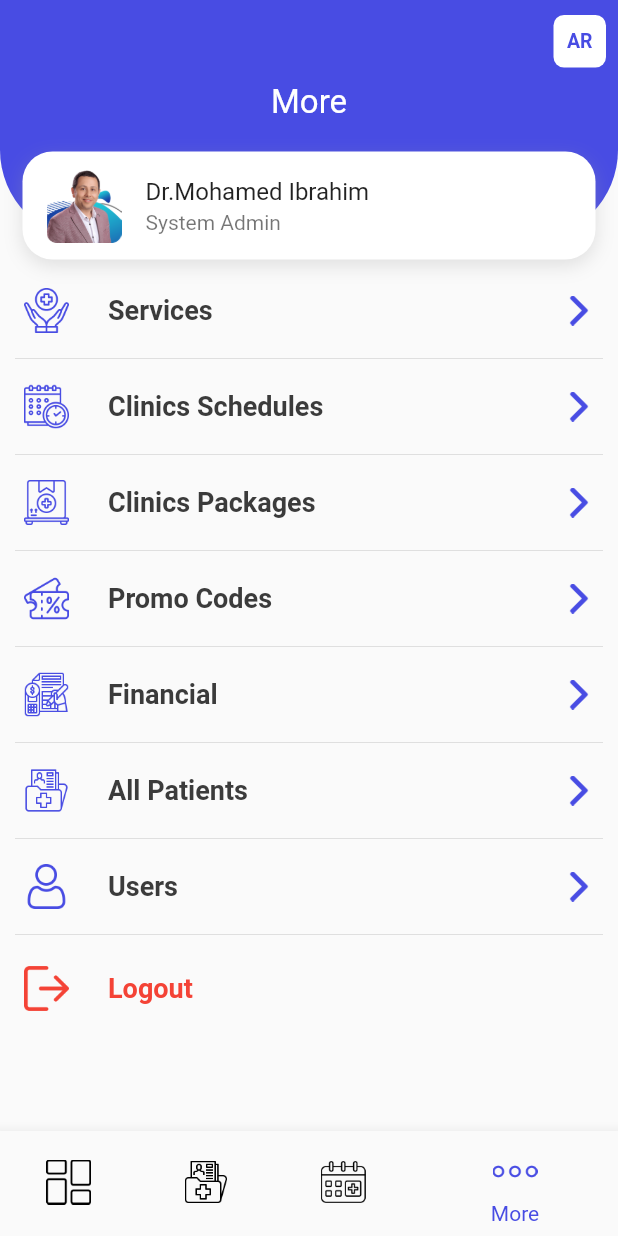
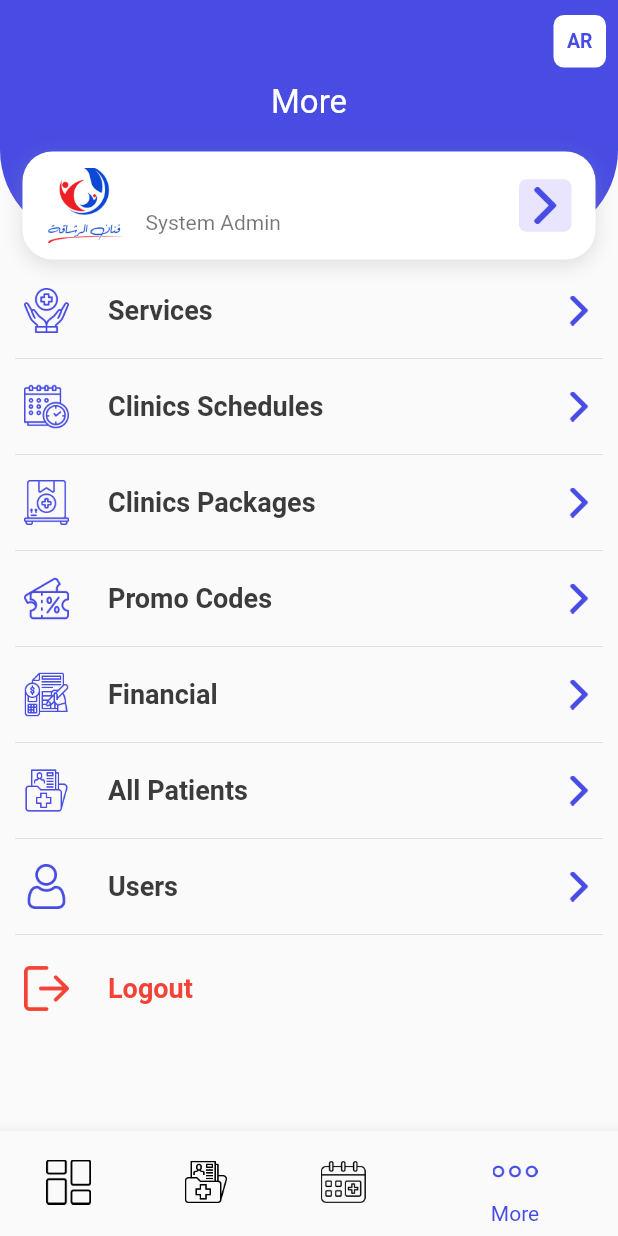
Before and after one commit to AmrHaitham/fanan_elrashaka_admin, a Flutter app: the MainScreen screen opened directly, item 4 of the bottom bar chosen, on a phone screen of 412 x 824 dp. Run offline on Flutter 3.47's test engine with Material 2 defaults, Android fonts, the light colour scheme and no system bars; our stand-ins replace awesome_dialog, charts_flutter, easy_localization, expansion_tile_card, fl_chart, flutter_easyloading and 11 more; missing offline and left inert: bottom_picker; accounts and stored records are empty; network calls fail; Roboto replaces fonts that are missing (Segoe, Segoe UI Bold Italic).

Commit message:
adding profile page

```diff
--- a/lib/screens/DashBoard.dart
+++ b/lib/screens/DashBoard.dart
@@ -34,7 +34,7 @@ class DashBoard extends StatelessWidget {
                   Column(
                     crossAxisAlignment: CrossAxisAlignment.start,
                     children: [
-                      Text("Hi Dr. ${context.read<UserData>().name}",style: TextStyle(
+                      Text("Hi ${context.read<UserData>().name}",style: TextStyle(
                         fontSize: 22.0,
                         color: Constants.secondColor,
                         fontWeight: FontWeight.normal,
--- a/lib/screens/MoreScreen.dart
+++ b/lib/screens/MoreScreen.dart
@@ -4,6 +4,7 @@ import 'package:fanan_elrashaka_admin/helper/actions.dart';
 import 'package:fanan_elrashaka_admin/providers/UserData.dart';
 import 'package:fanan_elrashaka_admin/screens/AllPationts.dart';
 import 'package:fanan_elrashaka_admin/screens/AllUsersScreen.dart';
+import 'package:fanan_elrashaka_admin/screens/EditSystemUser.dart';
 import 'package:fanan_elrashaka_admin/screens/Finance.dart';
 import 'package:fanan_elrashaka_admin/screens/ListAllClinicsSchedule.dart';
 import 'package:fanan_elrashaka_admin/screens/ListAllPackages.dart';
@@ -34,23 +35,30 @@ class MoreScreen extends StatelessWidget {
             ],
           ),
           child: ListTile(
+            onTap: (){
+              Navigator.of(context).push(
+                  MaterialPageRoute(builder: (context) => EditUser(
+                      id :context.read<UserData>().email
+                  ))
+              );
+            },
             leading: SizedBox(
                 width: 50,
                 height: 50,
-                child: Image.asset("assets/dr_image.png")
+                child: Image.asset("assets/logo.png")
             ),
-            title: Text("Dr.Mohamed Ibrahim"),
+            title: Text(context.read<UserData>().name.toString()),
             subtitle: Text("System Admin"),
-            // trailing: Container(
-            //   padding: EdgeInsets.all(5),
-            //   width: 35,
-            //   height: 35,
-            //   decoration:const BoxDecoration(
-            //     borderRadius: BorderRadius.all(Radius.circular(5)),
-            //     color: Color(0xffe9e5ff)
-            //   ),
-            //   child: Image.asset("assets/right-arrow_gray.png",color: Constants.secondColor,),
-            // ),
+            trailing: Container(
+              padding: EdgeInsets.all(5),
+              width: 35,
+              height: 35,
+              decoration:const BoxDecoration(
+                borderRadius: BorderRadius.all(Radius.circular(5)),
+                color: Color(0xffe9e5ff)
+              ),
+              child: Image.asset("assets/right-arrow_gray.png",color: Constants.secondColor,),
+            ),
           ),
         ),
         topRightaction: InkWell(
```
